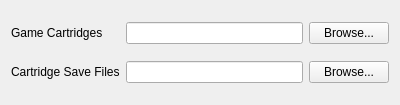
The window that vba2/vba2/settings/settingssheet_directories.ui (LingYunZhi/gbxemu) describes before a commit, drawn with Qt 5.
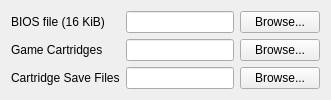
The same window after the commit. Icons and pictures are not drawn.

```diff
--- a/vba2/vba2/settings/settingssheet_directories.ui
+++ b/vba2/vba2/settings/settingssheet_directories.ui
@@ -2,14 +2,6 @@
 <ui version="4.0">
  <class>SettingsSheet_Directories</class>
  <widget class="QWidget" name="SettingsSheet_Directories">
-  <property name="geometry">
-   <rect>
-    <x>0</x>
-    <y>0</y>
-    <width>400</width>
-    <height>105</height>
-   </rect>
-  </property>
   <property name="windowTitle">
    <string>Directories</string>
   </property>
@@ -19,41 +11,62 @@
   </property>
   <layout class="QGridLayout" name="gridLayout">
    <item row="0" column="0">
+    <widget class="QLabel" name="label_3">
+     <property name="text">
+      <string>BIOS file (16 KiB)</string>
+     </property>
+    </widget>
+   </item>
+   <item row="0" column="1">
+    <widget class="QLineEdit" name="lineEditBIOS">
+     <property name="toolTip">
+      <string>This directory should contain the ROM dumps of the game cartridges.</string>
+     </property>
+    </widget>
+   </item>
+   <item row="0" column="2">
+    <widget class="QPushButton" name="pushButtonBIOS">
+     <property name="text">
+      <string>Browse...</string>
+     </property>
+    </widget>
+   </item>
+   <item row="1" column="0">
     <widget class="QLabel" name="label_2">
      <property name="text">
       <string>Game Cartridges</string>
      </property>
     </widget>
    </item>
-   <item row="0" column="1">
+   <item row="1" column="1">
     <widget class="QLineEdit" name="lineEditGameCartridges">
      <property name="toolTip">
       <string>This directory should contain the ROM dumps of the game cartridges.</string>
      </property>
     </widget>
    </item>
-   <item row="0" column="2">
+   <item row="1" column="2">
     <widget class="QPushButton" name="pushButtonGameCartridges">
      <property name="text">
       <string>Browse...</string>
      </property>
     </widget>
    </item>
-   <item row="1" column="0">
+   <item row="2" column="0">
     <widget class="QLabel" name="label">
      <property name="text">
       <string>Cartridge Save Files</string>
      </property>
     </widget>
    </item>
-   <item row="1" column="1">
+   <item row="2" column="1">
     <widget class="QLineEdit" name="lineEditCartridgeSaves">
      <property name="toolTip">
       <string>This directory will be used to store game save data compatible to the original hardware.</string>
      </property>
     </widget>
    </item>
-   <item row="1" column="2">
+   <item row="2" column="2">
     <widget class="QPushButton" name="pushButtonCartridgeSaves">
      <property name="text">
       <string>Browse...</string>
```
